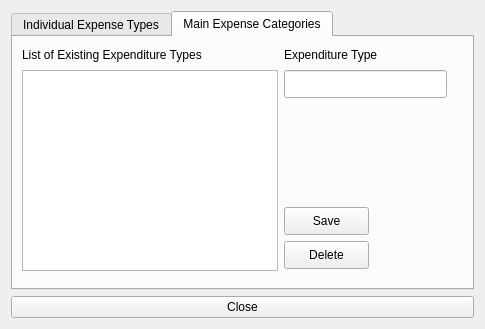
Old version of the form open-ihm/gui/designs/ui_expendituretypes.ui in the repository snim2mirror/openihm.
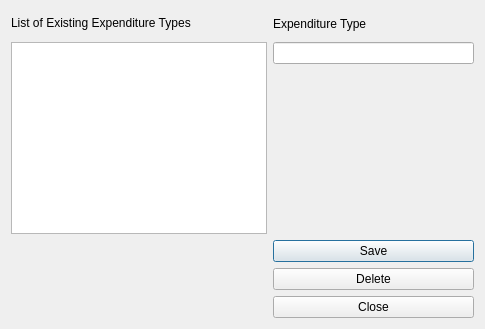
New version of the form. The open tabs and pages were chosen to show the change.

Commit message: Removed tab for configuring expenses categories, as agreed with Brown, Celia, John.

```diff
--- a/open-ihm/gui/designs/ui_expendituretypes.ui
+++ b/open-ihm/gui/designs/ui_expendituretypes.ui
@@ -25,47 +25,16 @@
   <property name="windowTitle">
    <string>Manage Expenditure Types</string>
   </property>
-  <layout class="QGridLayout" name="gridLayout">
+  <layout class="QFormLayout" name="formLayout_2">
    <item row="0" column="0">
-    <widget class="QTabWidget" name="expenseCategoryListView">
-     <property name="currentIndex">
-      <number>0</number>
-     </property>
-     <widget class="QWidget" name="tab">
-      <attribute name="title">
-       <string>Individual Expense Types</string>
-      </attribute>
-      <widget class="QFrame" name="frame">
-       <property name="geometry">
-        <rect>
-         <x>0</x>
-         <y>0</y>
-         <width>461</width>
-         <height>241</height>
-        </rect>
-       </property>
-       <property name="sizePolicy">
-        <sizepolicy hsizetype="MinimumExpanding" vsizetype="MinimumExpanding">
-         <horstretch>0</horstretch>
-         <verstretch>0</verstretch>
-        </sizepolicy>
-       </property>
-       <property name="frameShape">
-        <enum>QFrame::NoFrame</enum>
-       </property>
-       <property name="frameShadow">
-        <enum>QFrame::Plain</enum>
-       </property>
-       <layout class="QFormLayout" name="formLayout">
-        <item row="0" column="0">
-         <widget class="QLabel" name="label">
+    <widget class="QLabel" name="label_3">
           <property name="text">
            <string>List of Existing Expenditure Types</string>
           </property>
          </widget>
         </item>
         <item row="0" column="1">
-         <widget class="QLabel" name="label_2">
+    <widget class="QLabel" name="label_4">
           <property name="text">
            <string>Expenditure Type</string>
           </property>
@@ -95,114 +64,7 @@
           </property>
          </widget>
         </item>
-       </layout>
-      </widget>
-     </widget>
-     <widget class="QWidget" name="tab_2">
-      <attribute name="title">
-       <string>Main Expense Categories</string>
-      </attribute>
-      <widget class="QFrame" name="frame_2">
-       <property name="geometry">
-        <rect>
-         <x>0</x>
-         <y>0</y>
-         <width>461</width>
-         <height>241</height>
-        </rect>
-       </property>
-       <property name="sizePolicy">
-        <sizepolicy hsizetype="MinimumExpanding" vsizetype="MinimumExpanding">
-         <horstretch>0</horstretch>
-         <verstretch>0</verstretch>
-        </sizepolicy>
-       </property>
-       <property name="frameShape">
-        <enum>QFrame::NoFrame</enum>
-       </property>
-       <property name="frameShadow">
-        <enum>QFrame::Raised</enum>
-       </property>
-       <widget class="QPushButton" name="btnCategorySave">
-        <property name="geometry">
-         <rect>
-          <x>271</x>
-          <y>170</y>
-          <width>85</width>
-          <height>28</height>
-         </rect>
-        </property>
-        <property name="text">
-         <string>Save</string>
-        </property>
-       </widget>
-       <widget class="QLabel" name="label_3">
-        <property name="geometry">
-         <rect>
-          <x>271</x>
-          <y>9</y>
-          <width>128</width>
-          <height>18</height>
-         </rect>
-        </property>
-        <property name="text">
-         <string>Expenditure Type</string>
-        </property>
-       </widget>
-       <widget class="QPushButton" name="btnCategoryDelete">
-        <property name="geometry">
-         <rect>
-          <x>271</x>
-          <y>204</y>
-          <width>85</width>
-          <height>28</height>
-         </rect>
-        </property>
-        <property name="text">
-         <string>Delete</string>
-        </property>
-       </widget>
-       <widget class="QListView" name="expenditureCategorylistView">
-        <property name="geometry">
-         <rect>
-          <x>9</x>
-          <y>33</y>
-          <width>256</width>
-          <height>201</height>
-         </rect>
-        </property>
-        <property name="alternatingRowColors">
-         <bool>true</bool>
-        </property>
-       </widget>
-       <widget class="QLineEdit" name="txtCategory">
-        <property name="geometry">
-         <rect>
-          <x>271</x>
-          <y>33</y>
-          <width>163</width>
-          <height>28</height>
-         </rect>
-        </property>
-       </widget>
-       <widget class="QLabel" name="label_4">
-        <property name="geometry">
-         <rect>
-          <x>9</x>
-          <y>9</y>
-          <width>248</width>
-          <height>18</height>
-         </rect>
-        </property>
-        <property name="text">
-         <string>List of Existing Expenditure Types</string>
-        </property>
-       </widget>
-      </widget>
-     </widget>
-    </widget>
-   </item>
-   <item row="1" column="0">
+   <item row="4" column="1">
     <widget class="QPushButton" name="btnExpenditureClose">
      <property name="text">
       <string>Close</string>
```
Left out of the diff: 56 changed lines with no effect on the pictures. Lines whose indentation alone changed are shown as unchanged. The commit also changes 2 other files.
